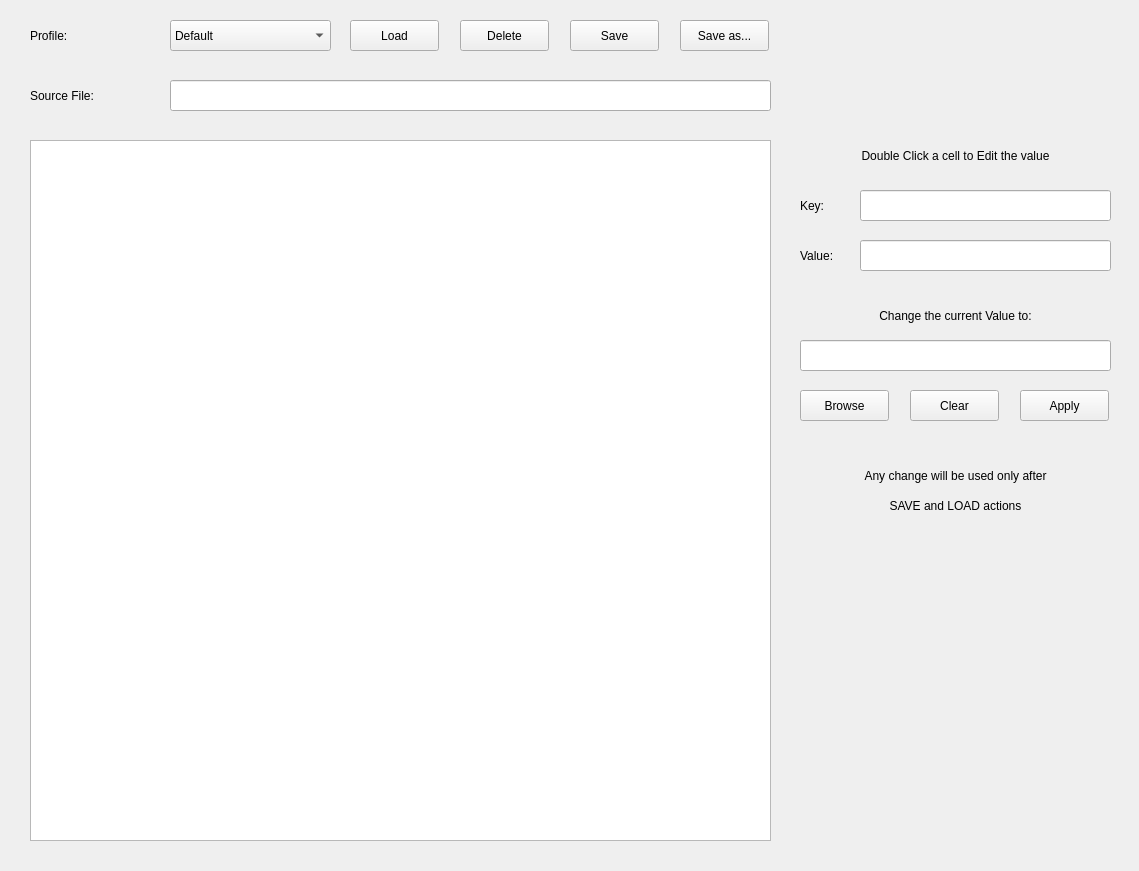
First picture: the form in python/utilities/skalab/Gui/skalab_profile.ui, repository ska-telescope/ska-low-mccs-daq, before the edit.
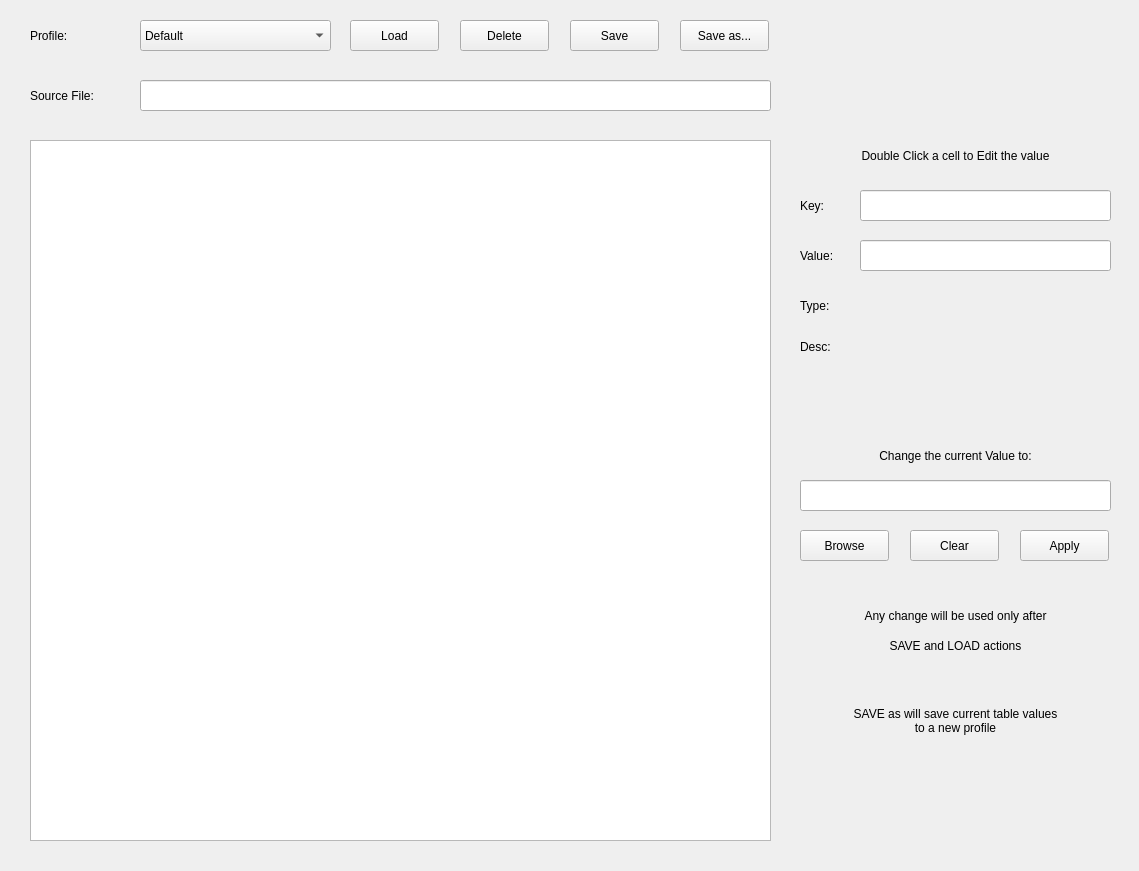
Second picture: the form after the edit.

Commit message: MCCS-2010: Add SKALAB to the main branch

The edit to the form file:
```diff
--- a/python/utilities/skalab/Gui/skalab_profile.ui
+++ b/python/utilities/skalab/Gui/skalab_profile.ui
@@ -26,9 +26,9 @@
   <widget class="QComboBox" name="qcombo_profile">
    <property name="geometry">
     <rect>
-     <x>170</x>
+     <x>140</x>
      <y>20</y>
-     <width>161</width>
+     <width>191</width>
      <height>31</height>
     </rect>
    </property>
@@ -98,9 +98,9 @@
   <widget class="QLineEdit" name="qline_configuration_file">
    <property name="geometry">
     <rect>
-     <x>170</x>
+     <x>140</x>
      <y>80</y>
-     <width>601</width>
+     <width>631</width>
      <height>31</height>
     </rect>
    </property>
@@ -243,7 +243,7 @@
    <property name="geometry">
     <rect>
      <x>800</x>
-     <y>300</y>
+     <y>440</y>
      <width>311</width>
      <height>31</height>
     </rect>
@@ -262,7 +262,7 @@
    <property name="geometry">
     <rect>
      <x>800</x>
-     <y>340</y>
+     <y>480</y>
      <width>311</width>
      <height>31</height>
     </rect>
@@ -278,7 +278,7 @@
    <property name="geometry">
     <rect>
      <x>800</x>
-     <y>390</y>
+     <y>530</y>
      <width>89</width>
      <height>31</height>
     </rect>
@@ -291,7 +291,7 @@
    <property name="geometry">
     <rect>
      <x>1020</x>
-     <y>390</y>
+     <y>530</y>
      <width>89</width>
      <height>31</height>
     </rect>
@@ -304,7 +304,7 @@
    <property name="geometry">
     <rect>
      <x>800</x>
-     <y>460</y>
+     <y>600</y>
      <width>311</width>
      <height>31</height>
     </rect>
@@ -323,7 +323,7 @@
    <property name="geometry">
     <rect>
      <x>800</x>
-     <y>490</y>
+     <y>630</y>
      <width>311</width>
      <height>31</height>
     </rect>
@@ -383,7 +383,7 @@
    <property name="geometry">
     <rect>
      <x>910</x>
-     <y>390</y>
+     <y>530</y>
      <width>89</width>
      <height>31</height>
     </rect>
@@ -392,6 +392,117 @@
     <string>Clear</string>
    </property>
   </widget>
+  <widget class="QLabel" name="qlabel_conf_label_9">
+   <property name="geometry">
+    <rect>
+     <x>800</x>
+     <y>690</y>
+     <width>311</width>
+     <height>61</height>
+    </rect>
+   </property>
+   <property name="layoutDirection">
+    <enum>Qt::LeftToRight</enum>
+   </property>
+   <property name="text">
+    <string>SAVE as will save current table values
+to a new profile</string>
+   </property>
+   <property name="alignment">
+    <set>Qt::AlignCenter</set>
+   </property>
+   <property name="wordWrap">
+    <bool>true</bool>
+   </property>
+  </widget>
+  <widget class="QLabel" name="qlabel_desc">
+   <property name="geometry">
+    <rect>
+     <x>860</x>
+     <y>340</y>
+     <width>251</width>
+     <height>71</height>
+    </rect>
+   </property>
+   <property name="layoutDirection">
+    <enum>Qt::LeftToRight</enum>
+   </property>
+   <property name="text">
+    <string/>
+   </property>
+   <property name="textFormat">
+    <enum>Qt::AutoText</enum>
+   </property>
+   <property name="alignment">
+    <set>Qt::AlignLeading|Qt::AlignLeft|Qt::AlignTop</set>
+   </property>
+   <property name="wordWrap">
+    <bool>true</bool>
+   </property>
+  </widget>
+  <widget class="QLabel" name="qlabel_type">
+   <property name="geometry">
+    <rect>
+     <x>860</x>
+     <y>290</y>
+     <width>251</width>
+     <height>31</height>
+    </rect>
+   </property>
+   <property name="layoutDirection">
+    <enum>Qt::LeftToRight</enum>
+   </property>
+   <property name="text">
+    <string/>
+   </property>
+   <property name="alignment">
+    <set>Qt::AlignLeading|Qt::AlignLeft|Qt::AlignVCenter</set>
+   </property>
+  </widget>
+  <widget class="QLabel" name="qlabel_type_2">
+   <property name="geometry">
+    <rect>
+     <x>800</x>
+     <y>290</y>
+     <width>41</width>
+     <height>31</height>
+    </rect>
+   </property>
+   <property name="layoutDirection">
+    <enum>Qt::LeftToRight</enum>
+   </property>
+   <property name="text">
+    <string>Type: </string>
+   </property>
+   <property name="alignment">
+    <set>Qt::AlignLeading|Qt::AlignLeft|Qt::AlignVCenter</set>
+   </property>
+  </widget>
+  <widget class="QLabel" name="qlabel_desc_2">
+   <property name="geometry">
+    <rect>
+     <x>800</x>
+     <y>340</y>
+     <width>51</width>
+     <height>21</height>
+    </rect>
+   </property>
+   <property name="layoutDirection">
+    <enum>Qt::LeftToRight</enum>
+   </property>
+   <property name="text">
+    <string>Desc:</string>
+   </property>
+   <property name="textFormat">
+    <enum>Qt::AutoText</enum>
+   </property>
+   <property name="alignment">
+    <set>Qt::AlignLeading|Qt::AlignLeft|Qt::AlignTop</set>
+   </property>
+   <property name="wordWrap">
+    <bool>true</bool>
+   </property>
+  </widget>
   <zorder>qline_row</zorder>
   <zorder>qline_col</zorder>
   <zorder>qtable_conf</zorder>
```
Left out of the diff: 5 changed lines with no effect on the pictures. The commit also changes 61 other files.
